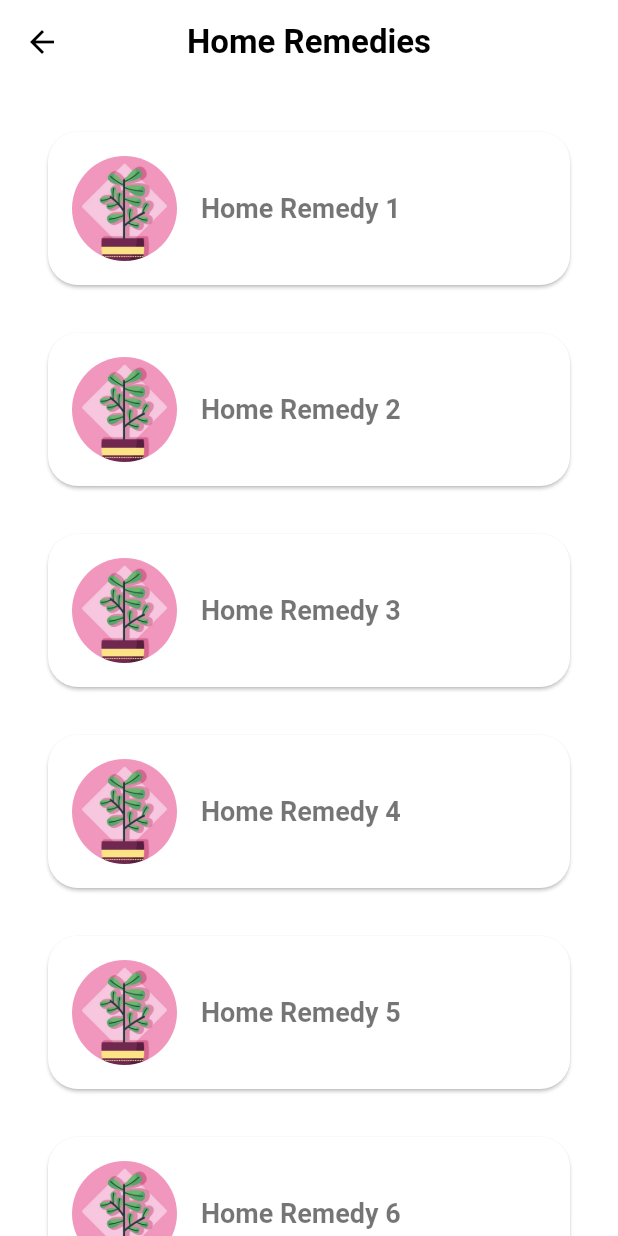
After one commit to muiz6/healthy, a Flutter app: the RemedyPage screen opened directly, on a phone screen of 412 x 824 dp. The commit adds this screen. Run offline on Flutter 3.47's test engine with Material 2 defaults, Android fonts, the phone set to English and light mode, and no system bars; our stand-ins replace get.

Commit message:
created product and remedy page

```diff
--- /dev/null
+++ b/lib/pages/remedy_page.dart
@@ -0,0 +1,27 @@
+import 'package:flutter/material.dart';
+
+import 'package:healthy/dimens.dart' as dimens;
+import 'package:healthy/widgets/my_list_tile.dart';
+import 'package:healthy/strings.dart' as strings;
+
+class RemedyPage extends StatelessWidget {
+  @override
+  Widget build(BuildContext context) {
+    return Scaffold(
+      appBar: AppBar(
+        title: Text(strings.homeRemedies),
+      ),
+      body: ListView.builder(
+        itemCount: 20,
+        itemBuilder: (_, index) => Padding(
+          padding: const EdgeInsets.all(dimens.insetM),
+          child: MyListTile(
+            imageAssetName: 'assets/img/plant.jpg',
+            title: 'Home Remedy ${index + 1}',
+          ),
+        ),
+        padding: EdgeInsets.all(dimens.insetM),
+      ),
+    );
+  }
+}
--- a/lib/strings.dart
+++ b/lib/strings.dart
@@ -4,7 +4,9 @@ const dontHaveAnAccount = 'Don\'t have an account?';
 const eMail = 'E-mail';
 const hair = 'Hair';
 const haveAnAccount = 'Have an account?';
+const homeRemedies = 'Home Remedies';
 const password = 'Password';
+const products = 'Products';
 const remarks = 'Remarks';
 const results = 'Results';
 const signIn = 'Sign In';
--- a/lib/widgets/my_list_tile.dart
+++ b/lib/widgets/my_list_tile.dart
@@ -1,29 +1,42 @@
 import 'package:flutter/material.dart';
+
+import 'package:healthy/dimens.dart' as dimens;
 
 class MyListTile extends StatelessWidget {
   String title;
+  String imageAssetName;
 
   MyListTile({
-    // required this.image,
+    required this.imageAssetName,
     required this.title,
   });
 
   @override
   Widget build(BuildContext context) {
     return Card(
+      child: Padding(
+        padding: const EdgeInsets.all(dimens.insetM),
         child: Row(
           children: [
             Container(
-            height: 100,
-            width: 100,
+              height: 70,
+              width: 70,
               decoration: BoxDecoration(
                 image: DecorationImage(
-                image: AssetImage('assets/img/plant.jpg'),
+                  image: AssetImage(imageAssetName),
+                ),
+                shape: BoxShape.circle,
               ),
             ),
+            SizedBox(
+              width: dimens.insetM,
             ),
-          Text(title),
+            Text(
+              title,
+              style: Theme.of(context).textTheme.headline4,
+            ),
           ],
+        ),
       ),
     );
   }
```
Also changed, not shown: lib/pages/product_page.dart (added, +27 -0 lines), lib/pages/result_skin_page.dart (+7 -1 lines). Lines whose indentation alone changed are shown as unchanged.
